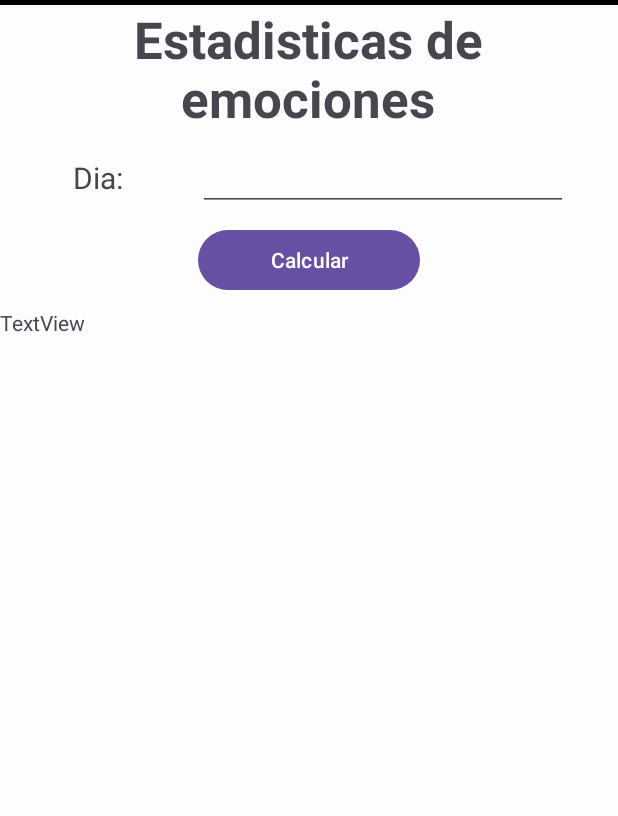
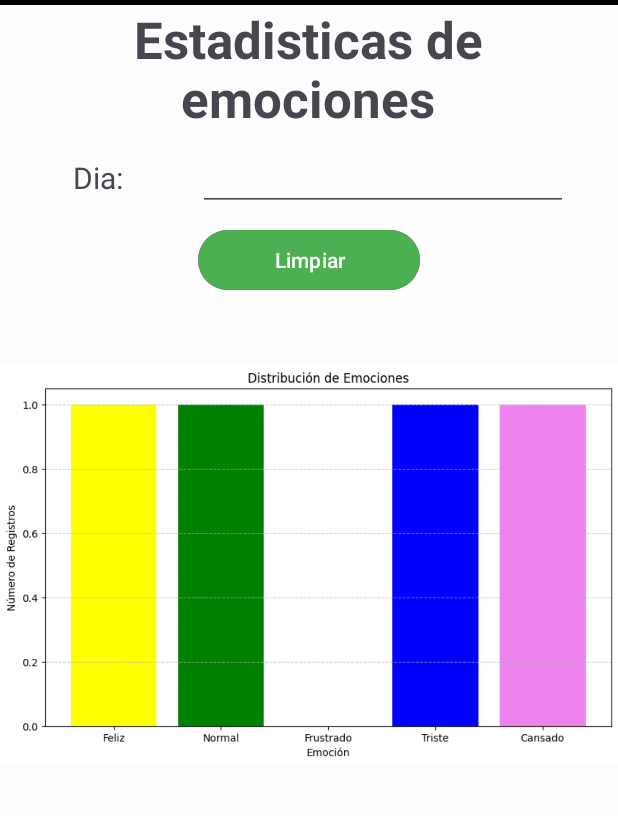
Before and after one commit to Paulo-Hernandez/IgorAPP, an Android app: the Calendario screen opened directly, with no data from a screen before it, after a tap on "Calcular", on a phone screen of 412 x 824 dp, the part 113-929 px from its top. Run offline under Robolectric (Android 15) with nearby library versions, the phone set to English and light mode, and no system bars; our stand-ins replace Firebase (no records; nobody signed in at launch, a user with empty details on screens opened directly).

Commit message:
Version Alpha

```diff
--- a/app/build.gradle.kts
+++ b/app/build.gradle.kts
@@ -57,6 +57,7 @@ dependencies {
     implementation("com.google.code.gson:gson:2.10.1")
 
 
+
     // Google Maps dependencies
     implementation("com.google.android.gms:play-services-maps:18.0.2")
     implementation("com.google.android.gms:play-services-location:21.0.1")
--- a/app/src/main/java/com/example/igorapp1/Calendario.kt
+++ b/app/src/main/java/com/example/igorapp1/Calendario.kt
@@ -2,19 +2,19 @@ package com.example.igorapp1
 
 import android.app.DatePickerDialog
 import android.content.Intent
-import androidx.appcompat.app.AppCompatActivity
+import android.graphics.Color
 import android.os.Bundle
+import android.widget.Button
 import android.widget.EditText
 import android.widget.ImageView
 import android.widget.TextView
-import android.widget.Button
+import androidx.appcompat.app.AppCompatActivity
 import com.google.firebase.firestore.FirebaseFirestore
 import com.google.firebase.firestore.QuerySnapshot
-import com.google.firebase.Timestamp
 import java.text.SimpleDateFormat
 import java.util.Calendar
+import java.util.Date
 import java.util.Locale
-import java.util.Date
 
 class Calendario : AppCompatActivity() {
 
@@ -27,6 +27,14 @@ class Calendario : AppCompatActivity() {
 
     private lateinit var EditTextDia: EditText
     private lateinit var resultsTextView: TextView
+    private lateinit var imageViewToggle: ImageView
+
+    private var currentImageIndex = 0
+    private val images = listOf(
+        R.drawable.image1, // Reemplaza con tus imágenes
+        R.drawable.image2,
+        R.drawable.image_3
+    )
 
     override fun onCreate(savedInstanceState: Bundle?) {
         super.onCreate(savedInstanceState)
@@ -39,6 +47,7 @@ class Calendario : AppCompatActivity() {
 
         EditTextDia = findViewById(R.id.editTextDia)
         resultsTextView = findViewById(R.id.resultsTextView)
+        imageViewToggle = findViewById(R.id.imageView2)
 
         val textViewSaludo = findViewById<TextView>(R.id.salEmotion)
         textViewSaludo.text = "¡Hola $name!"
@@ -55,10 +64,29 @@ class Calendario : AppCompatActivity() {
 
         val calButton: Button = findViewById(R.id.calcu)
         calButton.setOnClickListener {
-            val selectedDate = EditTextDia.text.toString()
-            fetchEmotionsForDate(selectedDate)
+            // Cambiar la imagen a la siguiente en la secuencia
+            if (currentImageIndex == images.size - 1) {
+                currentImageIndex = 0
+            } else {
+                currentImageIndex++
+            }
+            imageViewToggle.setImageResource(images[currentImageIndex])
+
+            if (calButton.text == "Limpiar") {
+                // Cambiar a "Calcular" y color morado
+                imageViewToggle.visibility = ImageView.INVISIBLE
+                calButton.text = "Calcular"
+                calButton.setBackgroundColor(Color.parseColor("#9C27B0")) // Morado
+            } else {
+                // Cambiar a "Limpiar" y color verde
+                imageViewToggle.visibility = ImageView.VISIBLE
+                calButton.text = "Limpiar"
+                calButton.setBackgroundColor(Color.parseColor("#4CAF50")) // Verde
+            }
         }
 
+        // Mostrar la primera imagen al inicio
+        imageViewToggle.setImageResource(images[currentImageIndex])
         setupDatePicker()
     }
 
@@ -152,5 +180,4 @@ class Calendario : AppCompatActivity() {
         // Mostrar el mensaje en el TextView
         resultsTextView.text = sb.toString()
     }
-
 }
--- a/app/src/main/res/layout/activity_calendario.xml
+++ b/app/src/main/res/layout/activity_calendario.xml
@@ -141,6 +141,8 @@
                 android:layout_width="16dp"
                 android:layout_height="wrap_content"
                 android:layout_weight="1"
+
+                android:backgroundTint="#9C27B0"
                 android:text="Calcular" />
 
             <Space
@@ -151,16 +153,18 @@
 
         <LinearLayout
             android:layout_width="match_parent"
-            android:layout_height="92dp"
+            android:layout_height="wrap_content"
             android:orientation="horizontal">
 
 
             <TextView
                 android:id="@+id/resultsTextView"
                 android:layout_width="wrap_content"
-                android:layout_height="wrap_content"
+                android:layout_height="7dp"
                 android:layout_weight="1"
-                android:text="TextView" />
+                android:textColorHint="#FAFAFA" />
+
+
         </LinearLayout>
 
         <LinearLayout
@@ -168,8 +172,13 @@
             android:layout_height="match_parent"
             android:orientation="horizontal">
 
-
-
+            <ImageView
+                android:id="@+id/imageView2"
+                android:layout_width="wrap_content"
+                android:layout_height="328dp"
+                android:layout_weight="1"
+                android:visibility="invisible"
+                app:srcCompat="@drawable/image1" />
         </LinearLayout>
 
     </LinearLayout>
--- a/settings.gradle.kts
+++ b/settings.gradle.kts
@@ -3,6 +3,7 @@ pluginManagement {
         google()
         mavenCentral()
         gradlePluginPortal()
+
     }
 }
 dependencyResolutionManagement {
@@ -10,6 +11,7 @@ dependencyResolutionManagement {
     repositories {
         google()
         mavenCentral()
+
     }
 }
 
```
Also changed, not shown: app/src/main/java/com/example/igorapp1/Local.kt (+27 -0 lines), app/src/main/java/com/example/igorapp1/Menu.kt (+10 -0 lines), app/src/main/res/layout/activity_local.xml (+6 -5 lines), app/src/main/res/drawable/image1.png (added), app/src/main/res/drawable/image2.png (added), app/src/main/res/drawable/image_3.png (added), app/src/main/res/drawable/maps.png (added).
